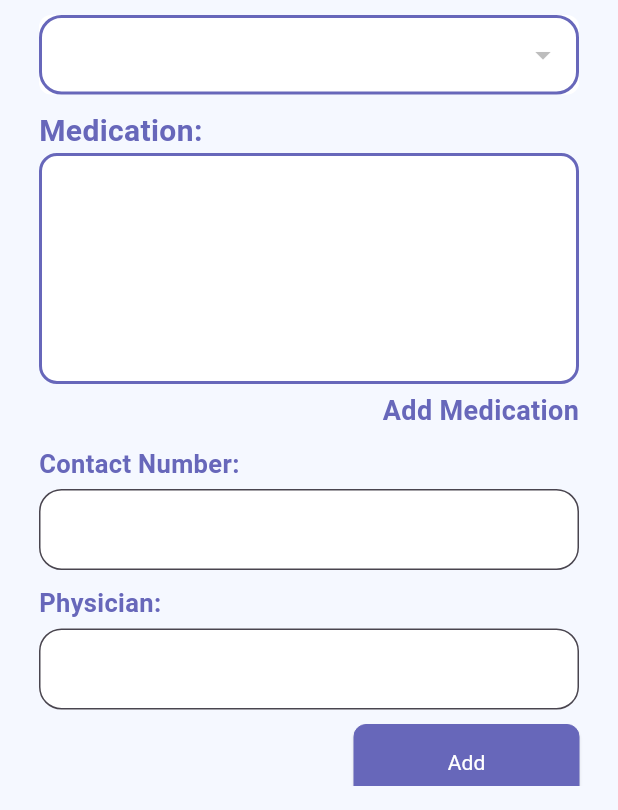
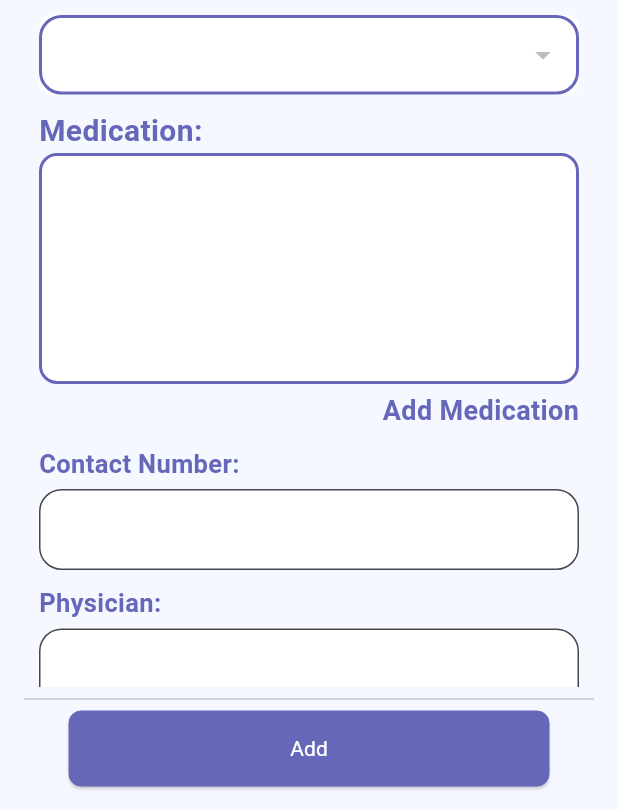
Before and after one commit to Orekidesu/Mobile-Health-App-Tambag, a Flutter app: the screen it shows once a user with an empty profile is signed in, after a tap on the "add" icon, on a phone screen of 412 x 824 dp, the part 426-1236 px from its top. Run offline on Flutter 3.47's test engine with Material 3 defaults, Android fonts, the light colour scheme and no system bars; our stand-ins replace cloud_firestore, firebase_auth, firebase_core, flutter_slidable, fluttertoast, font_awesome_flutter and 2 more; accounts and stored records are empty; Roboto replaces fonts that are missing (Arial).

Commit message:
Aesthetics Update

```diff
--- a/lib/Custom_Widgets/Add_Medication_Dialog_Profile.dart
+++ b/lib/Custom_Widgets/Add_Medication_Dialog_Profile.dart
@@ -524,6 +524,7 @@ class _AddMedicationProfileState extends State<AddMedicationProfile> {
         const SizedBox(
           height: 15,
         ),
+        Divider(),
         Row(
           mainAxisAlignment: MainAxisAlignment.spaceBetween,
           children: [
--- a/lib/Screen/Dashboard.dart
+++ b/lib/Screen/Dashboard.dart
@@ -104,7 +104,7 @@ class _DashboardState extends State<Dashboard> {
                           )),
                   hasMessageIcon: true,
                 ),
-                const SizedBox(height: 10),
+                const Divider(),
                 Expanded(
                   child: baranggay == null
                       ? const Center(
@@ -114,7 +114,7 @@ class _DashboardState extends State<Dashboard> {
                           Baranggay: baranggay ?? '',
                         ),
                 ),
-                const SizedBox(height: 20),
+                const Divider(),
                 ProfileAndMasterlistRow(
                   selectedBrgy: baranggay ?? '',
                   Barangay: baranggay,
--- a/lib/Screen/addProfilePage.dart
+++ b/lib/Screen/addProfilePage.dart
@@ -11,7 +11,6 @@ import '../Screen/Dashboard.dart';
 import '../constants/light_constants.dart';
 import '../functions/custom_functions.dart';
 import 'dart:math';
-
 
 class AddProfilePage extends StatefulWidget {
   final String selectedBrgy;
@@ -106,7 +105,8 @@ class _AddProfilePageState extends State<AddProfilePage> {
         DocumentReference docRef = inventorySnapshot.docs.first.reference;
 
         // Check if the requested quantity is greater than the available quantity
-      await docRef.update({'med_quan': availableQuantity - requestedQuantity});
+        await docRef
+            .update({'med_quan': availableQuantity - requestedQuantity});
       } else {
         // Handle the case where the medication is not found in the inventory
         showErrorNotification('Medication not found in the inventory.');
@@ -133,10 +133,10 @@ class _AddProfilePageState extends State<AddProfilePage> {
       'contact_number': contactNumberController.text,
       'physician': physicianController.text,
       'id': id,
-      'addedDate': DateTime.now().toString(), // or use the appropriate date format
+      'addedDate':
+          DateTime.now().toString(), // or use the appropriate date format
     };
   }
-
 
   Map<String, dynamic> newFolowup(String id) {
     return {
@@ -401,27 +401,25 @@ class _AddProfilePageState extends State<AddProfilePage> {
                               controller: physicianController,
                               labelText: 'Physician:',
                             ),
-                            const SizedBox(
-                              height: 10,
-                            ),
-                            Row(
-                              mainAxisAlignment: MainAxisAlignment.end,
-                              children: [
-                                CustomActionButton(
-                                  onPressed: () {
-                                    addProfileToFirebase();
-                                  },
-                                  buttonText:
-                                      isAddingProfile ? 'Adding...' : 'Add',
-                                ),
-                              ],
-                            )
                           ],
                         ),
                       ),
                     ],
                   ),
                 ),
+              ),
+              const Divider(),
+              Row(
+                mainAxisAlignment: MainAxisAlignment.center,
+                children: [
+                  CustomActionButton(
+                    custom_width: 320,
+                    onPressed: () {
+                      addProfileToFirebase();
+                    },
+                    buttonText: isAddingProfile ? 'Adding...' : 'Add',
+                  ),
+                ],
               )
             ],
           ),
```
Also changed, not shown: lib/Screen/Follow_up.dart (+27 -23 lines), lib/Screen/Patient_profile.dart (+8 -8 lines), lib/Screen/SmsSender.dart (+17 -14 lines), lib/Screen/Tracker.dart (+10 -7 lines). Lines whose indentation alone changed are shown as unchanged.
